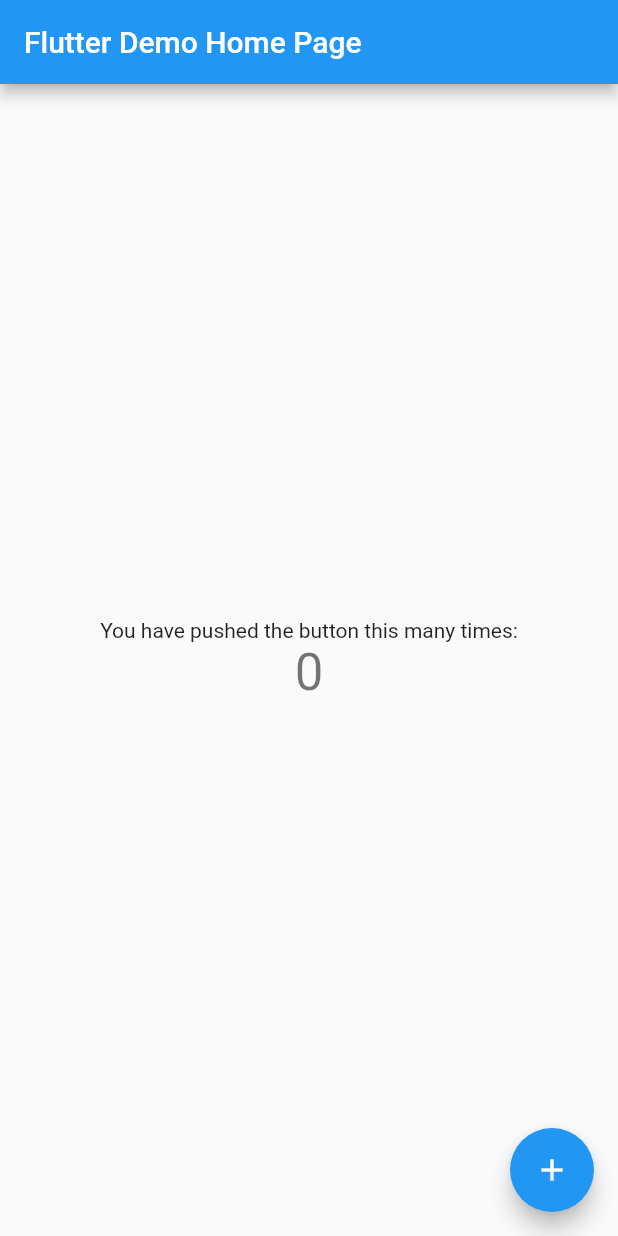
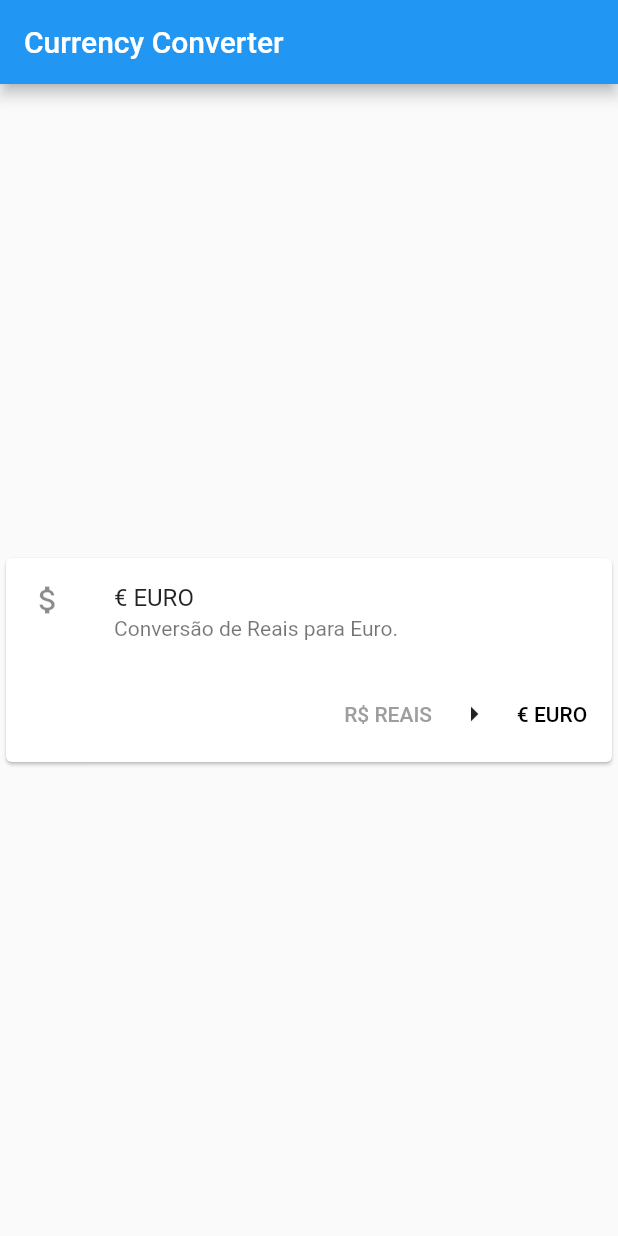
Before and after one commit to rene-kt/flutter-currency-converter, a Flutter app: the screen it shows after launch, on a phone screen of 412 x 824 dp. Run offline on Flutter 3.47's test engine with Material 2 defaults, Android fonts, the phone set to English and light mode, and no system bars.

Commit message:
creating the euro card

```diff
--- a/lib/main.dart
+++ b/lib/main.dart
@@ -1,117 +1,55 @@
+// Flutter code sample for Card
+
+// This sample shows creation of a [Card] widget that shows album information
+// and two actions.
+
 import 'package:flutter/material.dart';
 
 void main() {
-  runApp(MyApp());
+  runApp(MaterialApp(
+    home: Home(),
+  ));
 }
 
-class MyApp extends StatelessWidget {
-  // This widget is the root of your application.
+class Home extends StatefulWidget {
+  @override
+  _HomeState createState() => _HomeState();
+}
+
+class _HomeState extends State<Home> {
   @override
   Widget build(BuildContext context) {
-    return MaterialApp(
-      title: 'Flutter Demo',
-      theme: ThemeData(
-        // This is the theme of your application.
-        //
-        // Try running your application with "flutter run". You'll see the
-        // application has a blue toolbar. Then, without quitting the app, try
-        // changing the primarySwatch below to Colors.green and then invoke
-        // "hot reload" (press "r" in the console where you ran "flutter run",
-        // or simply save your changes to "hot reload" in a Flutter IDE).
-        // Notice that the counter didn't reset back to zero; the application
-        // is not restarted.
-        primarySwatch: Colors.blue,
-        // This makes the visual density adapt to the platform that you run
-        // the app on. For desktop platforms, the controls will be smaller and
-        // closer together (more dense) than on mobile platforms.
-        visualDensity: VisualDensity.adaptivePlatformDensity,
-      ),
-      home: MyHomePage(title: 'Flutter Demo Home Page'),
-    );
-  }
-}
-
-class MyHomePage extends StatefulWidget {
-  MyHomePage({Key key, this.title}) : super(key: key);
-
-  // This widget is the home page of your application. It is stateful, meaning
-  // that it has a State object (defined below) that contains fields that affect
-  // how it looks.
-
-  // This class is the configuration for the state. It holds the values (in this
-  // case the title) provided by the parent (in this case the App widget) and
-  // used by the build method of the State. Fields in a Widget subclass are
-  // always marked "final".
-
-  final String title;
-
-  @override
-  _MyHomePageState createState() => _MyHomePageState();
-}
-
-class _MyHomePageState extends State<MyHomePage> {
-  int _counter = 0;
-
-  void _incrementCounter() {
-    setState(() {
-      // This call to setState tells the Flutter framework that something has
-      // changed in this State, which causes it to rerun the build method below
-      // so that the display can reflect the updated values. If we changed
-      // _counter without calling setState(), then the build method would not be
-      // called again, and so nothing would appear to happen.
-      _counter++;
-    });
-  }
-
-  @override
-  Widget build(BuildContext context) {
-    // This method is rerun every time setState is called, for instance as done
-    // by the _incrementCounter method above.
-    //
-    // The Flutter framework has been optimized to make rerunning build methods
-    // fast, so that you can just rebuild anything that needs updating rather
-    // than having to individually change instances of widgets.
     return Scaffold(
         appBar: AppBar(
-        // Here we take the value from the MyHomePage object that was created by
-        // the App.build method, and use it to set our appbar title.
-        title: Text(widget.title),
+          title: Text("Currency Converter"),
         ),
         body: Center(
-        // Center is a layout widget. It takes a single child and positions it
-        // in the middle of the parent.
+          child: Card(
             child: Column(
-          // Column is also a layout widget. It takes a list of children and
-          // arranges them vertically. By default, it sizes itself to fit its
-          // children horizontally, and tries to be as tall as its parent.
-          //
-          // Invoke "debug painting" (press "p" in the console, choose the
-          // "Toggle Debug Paint" action from the Flutter Inspector in Android
-          // Studio, or the "Toggle Debug Paint" command in Visual Studio Code)
-          // to see the wireframe for each widget.
-          //
-          // Column has various properties to control how it sizes itself and
-          // how it positions its children. Here we use mainAxisAlignment to
-          // center the children vertically; the main axis here is the vertical
-          // axis because Columns are vertical (the cross axis would be
-          // horizontal).
-          mainAxisAlignment: MainAxisAlignment.center,
+              mainAxisSize: MainAxisSize.min,
               children: <Widget>[
-            Text(
-              'You have pushed the button this many times:',
+                ListTile(
+                  leading: Icon(Icons.attach_money),
+                  title: Text('€ EURO'),
+                  subtitle: Text('Conversão de Reais para Euro.'),
                 ),
-            Text(
-              '$_counter',
-              style: Theme.of(context).textTheme.headline4,
+                ButtonBar(
+                  children: <Widget>[
+                    FlatButton(
+                      child: Text("R\$ REAIS"),
+                      textColor: Colors.grey,
+                      onPressed: () {/* ... */},
+                    ),
+                    Icon(Icons.arrow_right),
+                    FlatButton(
+                      child: Text('€ EURO'),
+                      onPressed: () {/* ... */},
+                    ),
+                  ],
                 ),
               ],
             ),
           ),
-      floatingActionButton: FloatingActionButton(
-        onPressed: _incrementCounter,
-        tooltip: 'Increment',
-        child: Icon(Icons.add),
-      ), // This trailing comma makes auto-formatting nicer for build methods.
-    );
+        ));
   }
 }
```
Also changed, not shown: 1 other file. Lines whose indentation alone changed are shown as unchanged.
